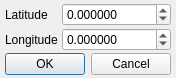
Qt form src/plugins/map/setlocation.ui (xnamed/vacuum-im) before a commit.
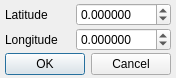
The same form after that commit.

```diff
--- a/src/plugins/map/setlocation.ui
+++ b/src/plugins/map/setlocation.ui
@@ -25,13 +25,7 @@
   <property name="modal">
    <bool>true</bool>
   </property>
-  <layout class="QFormLayout" name="formLayout">
-   <property name="horizontalSpacing">
-    <number>4</number>
-   </property>
-   <property name="verticalSpacing">
-    <number>2</number>
-   </property>
+  <layout class="QGridLayout" name="gridLayout">
    <property name="leftMargin">
     <number>5</number>
    </property>
@@ -44,8 +38,20 @@
    <property name="bottomMargin">
     <number>3</number>
    </property>
-   <item row="1" column="0">
+   <property name="horizontalSpacing">
+    <number>4</number>
+   </property>
+   <property name="verticalSpacing">
+    <number>2</number>
+   </property>
+   <item row="0" column="0">
     <widget class="QLabel" name="lblLatitude">
+     <property name="sizePolicy">
+      <sizepolicy hsizetype="MinimumExpanding" vsizetype="Preferred">
+       <horstretch>0</horstretch>
+       <verstretch>0</verstretch>
+      </sizepolicy>
+     </property>
      <property name="font">
       <font>
        <pointsize>9</pointsize>
@@ -62,26 +68,14 @@
      </property>
     </widget>
    </item>
-   <item row="2" column="0">
-    <widget class="QLabel" name="lblLongitude">
-     <property name="font">
-      <font>
-       <pointsize>9</pointsize>
-      </font>
-     </property>
-     <property name="text">
-      <string>Longitude</string>
-     </property>
-     <property name="textInteractionFlags">
-      <set>Qt::NoTextInteraction</set>
-     </property>
-     <property name="buddy">
-      <cstring>dspbLongitude</cstring>
-     </property>
-    </widget>
-   </item>
-   <item row="1" column="1">
+   <item row="0" column="1">
     <widget class="QDoubleSpinBox" name="dspbLatitude">
+     <property name="sizePolicy">
+      <sizepolicy hsizetype="MinimumExpanding" vsizetype="Maximum">
+       <horstretch>0</horstretch>
+       <verstretch>0</verstretch>
+      </sizepolicy>
+     </property>
      <property name="wrapping">
       <bool>true</bool>
      </property>
@@ -99,8 +93,38 @@
      </property>
     </widget>
    </item>
-   <item row="2" column="1">
+   <item row="1" column="0">
+    <widget class="QLabel" name="lblLongitude">
+     <property name="sizePolicy">
+      <sizepolicy hsizetype="MinimumExpanding" vsizetype="Preferred">
+       <horstretch>0</horstretch>
+       <verstretch>0</verstretch>
+      </sizepolicy>
+     </property>
+     <property name="font">
+      <font>
+       <pointsize>9</pointsize>
+      </font>
+     </property>
+     <property name="text">
+      <string>Longitude</string>
+     </property>
+     <property name="textInteractionFlags">
+      <set>Qt::NoTextInteraction</set>
+     </property>
+     <property name="buddy">
+      <cstring>dspbLongitude</cstring>
+     </property>
+    </widget>
+   </item>
+   <item row="1" column="1">
     <widget class="QDoubleSpinBox" name="dspbLongitude">
+     <property name="sizePolicy">
+      <sizepolicy hsizetype="MinimumExpanding" vsizetype="Maximum">
+       <horstretch>0</horstretch>
+       <verstretch>0</verstretch>
+      </sizepolicy>
+     </property>
      <property name="decimals">
       <number>6</number>
      </property>
```
Left out of the diff: 2 changed lines with no effect on the pictures.
